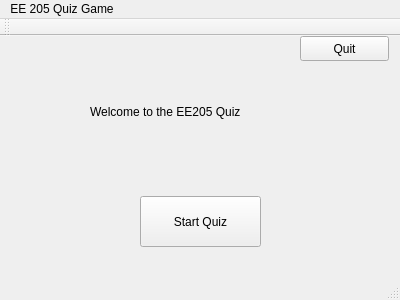
This is QuizDisplay/mainwindow.ui in AwkwaBear/QuizGame as Qt 5 draws it before an edit. The edited form follows.
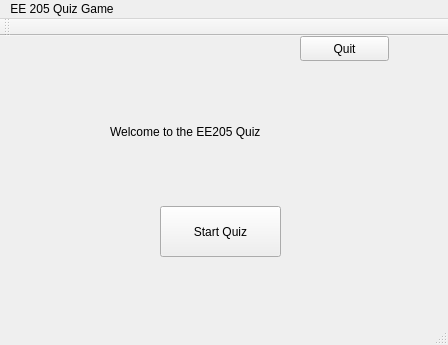
This is the edited form.

The edit to the form file:
```diff
--- a/QuizDisplay/mainwindow.ui
+++ b/QuizDisplay/mainwindow.ui
@@ -6,8 +6,8 @@
    <rect>
     <x>0</x>
     <y>0</y>
-    <width>400</width>
-    <height>300</height>
+    <width>448</width>
+    <height>345</height>
    </rect>
   </property>
   <property name="windowTitle">
@@ -17,8 +17,8 @@
    <widget class="QPushButton" name="pushButton">
     <property name="geometry">
      <rect>
-      <x>140</x>
-      <y>160</y>
+      <x>160</x>
+      <y>170</y>
       <width>121</width>
       <height>51</height>
      </rect>
@@ -43,8 +43,8 @@
    <widget class="QLabel" name="label">
     <property name="geometry">
      <rect>
-      <x>90</x>
-      <y>30</y>
+      <x>110</x>
+      <y>50</y>
       <width>191</width>
       <height>91</height>
      </rect>
@@ -59,7 +59,7 @@
     <enum>TopToolBarArea</enum>
    </attribute>
    <attribute name="toolBarBreak">
-    <bool>true</bool>
+    <bool>false</bool>
    </attribute>
   </widget>
   <widget class="QStatusBar" name="statusBar"/>
@@ -68,7 +68,7 @@
     <rect>
      <x>0</x>
      <y>0</y>
-     <width>400</width>
+     <width>448</width>
      <height>22</height>
     </rect>
    </property>
```
